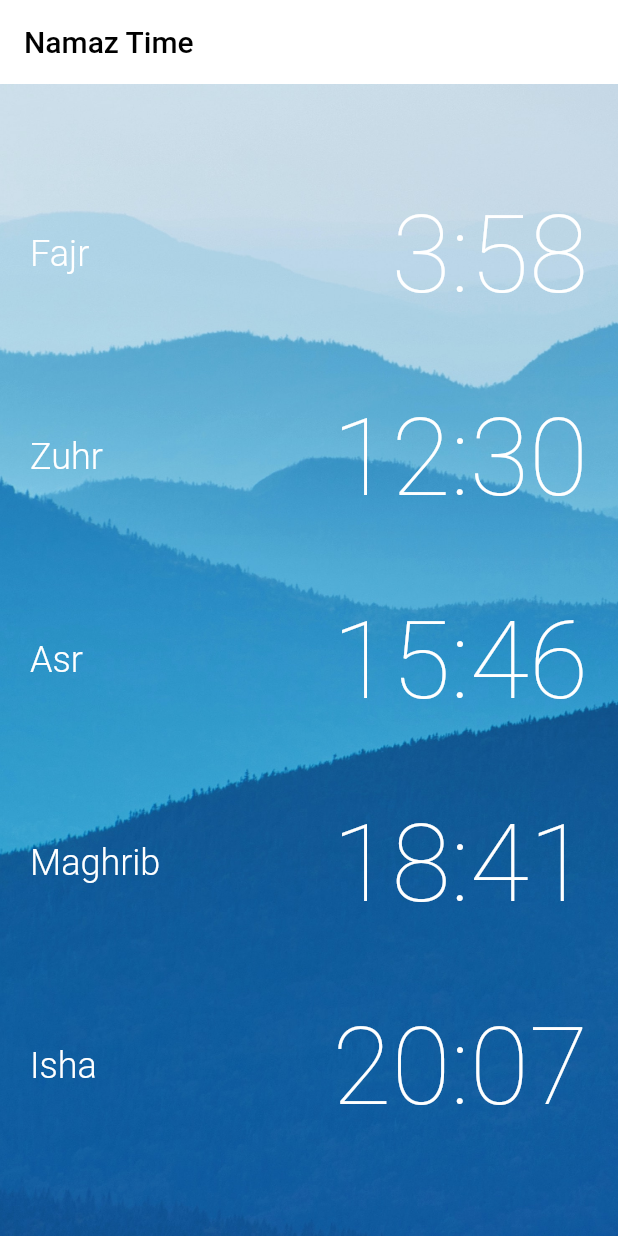
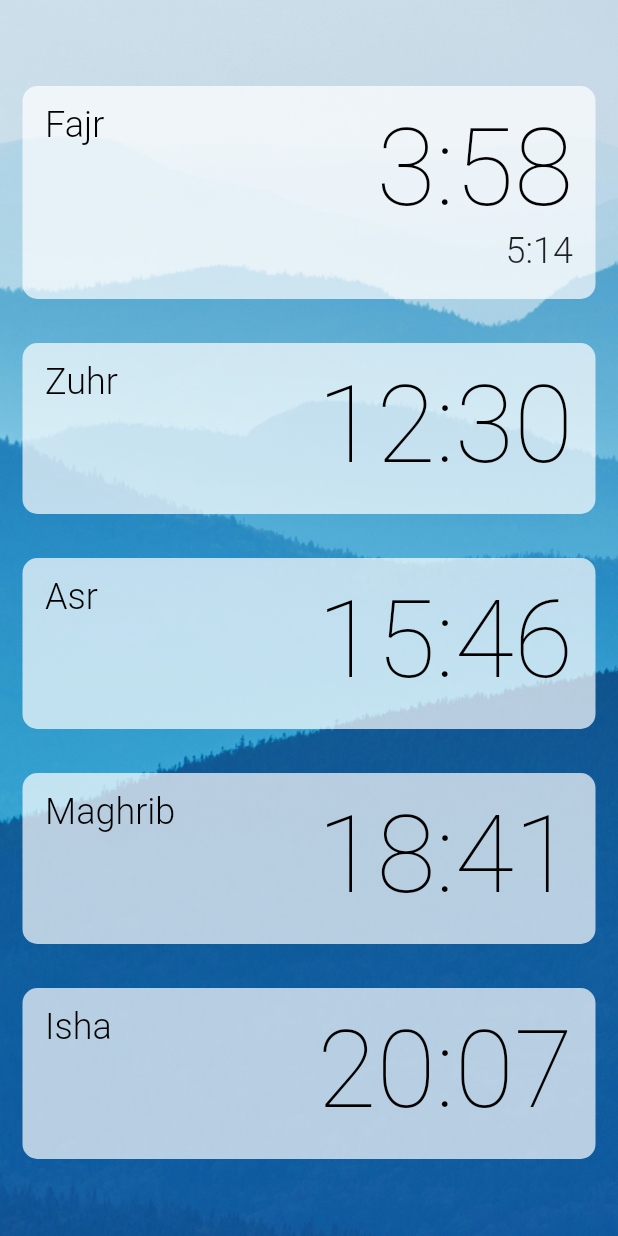
Before and after one commit to Clusiv/namaz, a Flutter app: the screen it shows after launch, on a phone screen of 412 x 824 dp. Run offline on Flutter 3.47's test engine with Material 2 defaults, Android fonts, the phone set to English and light mode, and no system bars.

Commit message:
idk (#1)

```diff
--- a/lib/namaz/namaz_screen.dart
+++ b/lib/namaz/namaz_screen.dart
@@ -62,16 +62,17 @@ class NamazState extends State<NamazScreen> {
     var namazs = namazdata[curMonth]?[curday.toString()];
     times = [
       namazs?['1'],
+      namazs?['2'],
       namazs?['3'],
       namazs?['4'],
       namazs?['5'],
       namazs?['6'],
     ];
     return Scaffold(
-        appBar: AppBar(
-          title: const Text('Namaz Time'),
-          elevation: 0,
-        ),
+        // appBar: AppBar(
+        //   title: const Text('Namaz Time'),
+        //   elevation: 0,
+        // ),
         body: Container(
       decoration: const BoxDecoration(
         image: DecorationImage(
@@ -82,16 +83,11 @@ class NamazState extends State<NamazScreen> {
       padding: const EdgeInsets.all(20),
       child: Column(
         children: [
-              // ThinText(times[0]),
-              // ThinText(times[1]),
-              // ThinText(times[2]),
-              // ThinText(times[3]),S
-              // ThinText(times[4]),
-              NamazRow('Fajr', times[0]),
-              NamazRow('Zuhr', times[1]),
-              NamazRow('Asr', times[2]),
-              NamazRow('Maghrib', times[3]),
-              NamazRow('Isha', times[4]),
+          NamazRow('Fajr', times[0], namaztime2: times[1]),
+          NamazRow('Zuhr', times[2]),
+          NamazRow('Asr', times[3]),
+          NamazRow('Maghrib', times[4]),
+          NamazRow('Isha', times[5]),
           // MaterialButton(onPressed: read, child: const Text('Get'))
         ],
         crossAxisAlignment: CrossAxisAlignment.stretch,
--- a/lib/namaz/namazrow.dart
+++ b/lib/namaz/namazrow.dart
@@ -4,17 +4,35 @@ import 'package:namaz/namaz/thintext.dart';
 
 class NamazRow extends StatelessWidget {
   final String? namaztime;
+  final String? namaztime2;
+
   final String namazname;
-  const NamazRow(this.namazname, this.namaztime) : super();
+  const NamazRow(this.namazname, this.namaztime, {this.namaztime2 = ''})
+      : super();
 
   @override
   Widget build(BuildContext context) {
-    return Row(
-      mainAxisAlignment: MainAxisAlignment.spaceBetween,
-      children: [
-        ThicText(namazname),
-        ThinText(namaztime),
-      ],
+    return Container(
+      padding: EdgeInsets.all(10),
+      decoration: BoxDecoration(
+        borderRadius: BorderRadius.circular(10),
+        boxShadow: [
+          BoxShadow(
+            color: Colors.white.withOpacity(0.7),
+            spreadRadius: 5,
+            // blurRadius: 7,
+            offset: Offset(0, 3), // changes position of shadow
+          ),
+        ],
+      ),
+      child: Row(
+        crossAxisAlignment: CrossAxisAlignment.start,
+        mainAxisAlignment: MainAxisAlignment.spaceBetween,
+        children: [
+          ThicText(namazname),
+          ThinText(namaztime, namaztime2),
+        ],
+      ),
     );
   }
 }
--- a/lib/namaz/thictext.dart
+++ b/lib/namaz/thictext.dart
@@ -8,10 +8,10 @@ class ThicText extends StatelessWidget {
   Widget build(BuildContext context) {
     return Text(
       namazname,
-      textAlign: TextAlign.justify,
+      textAlign: TextAlign.end,
       style: const TextStyle(
         // fontFamily: 'Cooper-Hewitt',
-        color: Colors.white,
+        color: Colors.black,
         fontSize: 24,
         fontWeight: FontWeight.w300,
       ),
--- a/lib/namaz/thintext.dart
+++ b/lib/namaz/thintext.dart
@@ -1,20 +1,33 @@
 import 'package:flutter/material.dart';
 
 class ThinText extends StatelessWidget {
-  final String? datatext;
-  const ThinText(this.datatext) : super();
+  final String? namaztime;
+  final String? namaztime2;
+  const ThinText(this.namaztime, this.namaztime2) : super();
 
   @override
   Widget build(BuildContext context) {
-    return Text(
-      datatext ?? '',
+    return Column(
+      crossAxisAlignment: CrossAxisAlignment.end,
+      children: [
+        Text(
+          namaztime ?? '',
           textAlign: TextAlign.right,
           style: const TextStyle(
             // fontFamily: 'Cooper-Hewitt',
-        color: Colors.white,
+            color: Colors.black,
             fontSize: 72,
             fontWeight: FontWeight.w100,
           ),
+        ),
+        namaztime2 != ''
+            ? Text(
+                namaztime2 ?? '',
+                textAlign: TextAlign.right,
+                style: TextStyle(fontSize: 24, fontWeight: FontWeight.w300),
+              )
+            : Center()
+      ],
     );
   }
 }
```
Also changed, not shown: 1 other file. Lines whose indentation alone changed are shown as unchanged.
